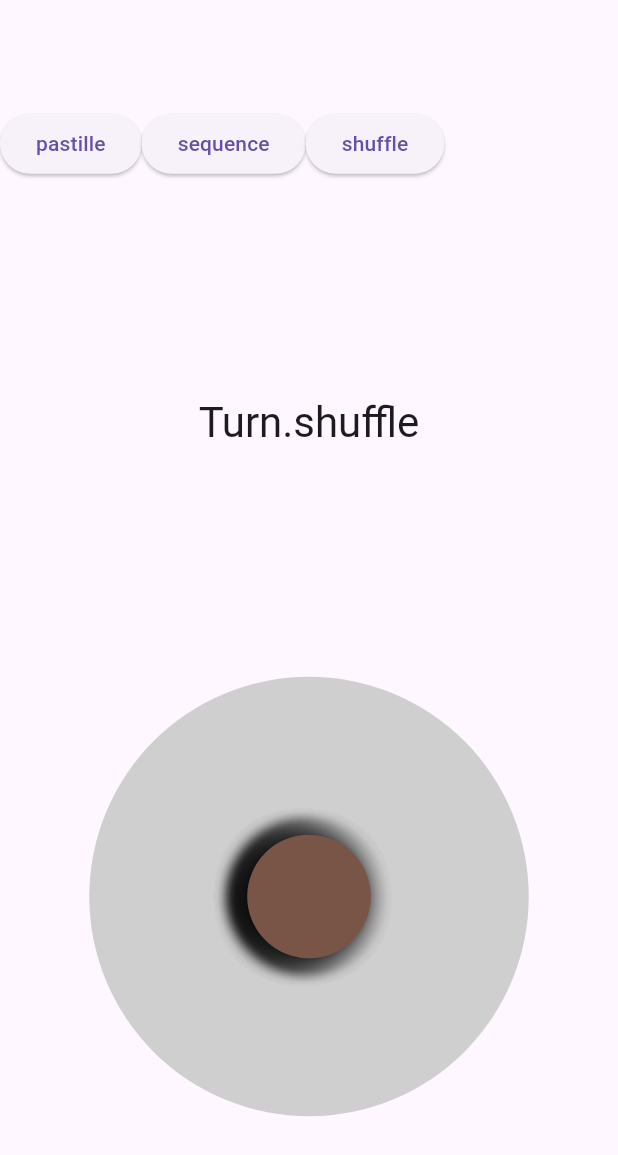
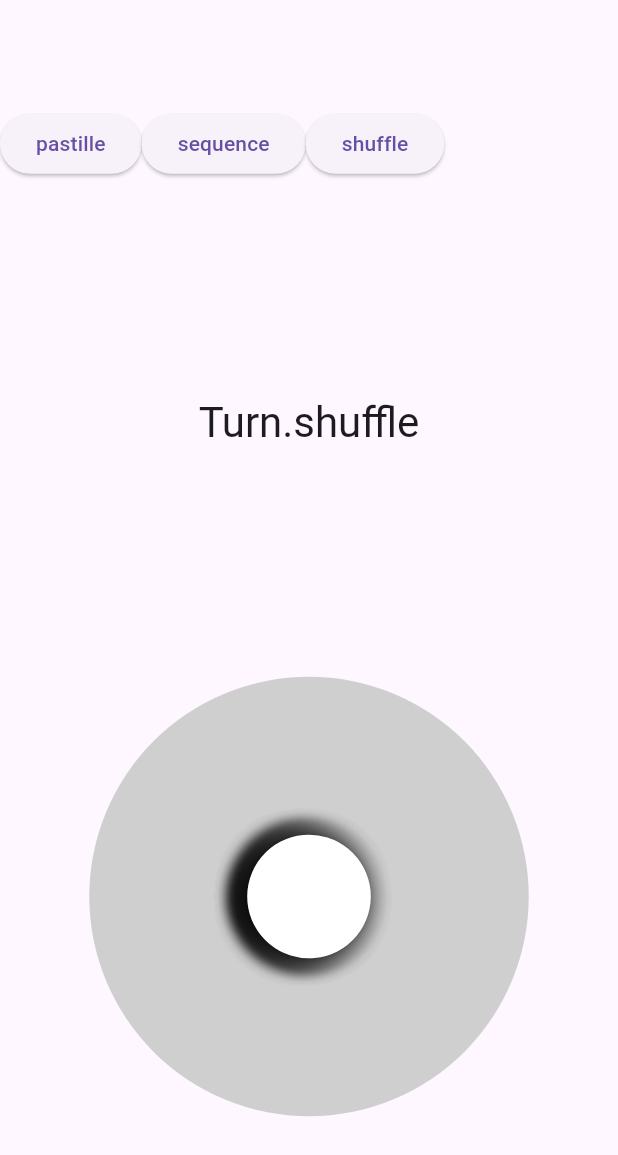
Before and after one commit to gillesbonnetpro/RollOverSimon, a Flutter app: the screen it shows after launch, after a tap on "pastille", after a tap on "shuffle", on a phone screen of 412 x 824 dp. Shown: the top 1155 px of the screen. Run offline on Flutter 3.47's test engine with Material 3 defaults, Android fonts, the phone set to English and light mode, and no system bars; our stand-ins replace rxdart.

Commit message:
pastille shuffle white

```diff
--- a/roll_over_simon/lib/pastille.dart
+++ b/roll_over_simon/lib/pastille.dart
@@ -5,22 +5,24 @@
 import 'package:roll_over_simon/referee.dart';
 
 class Pastille extends StatefulWidget {
-  const Pastille({super.key, required this.id, required this.color});
+  const Pastille(
+      {super.key, required this.id, required this.color, this.listRank});
   final int id;
   final MaterialColor color;
+  final int? listRank;
 
   @override
   State<Pastille> createState() => _PastilleState();
 }
 
 class _PastilleState extends State<Pastille> {
-  late double id;
+  late int listRank;
   bool highlight = false;
   double pi2 = math.pi * 2;
 
   @override
   void initState() {
-    id = widget.id / 10;
+    listRank = widget.listRank ?? widget.id;
     super.initState();
   }
 
@@ -41,7 +43,7 @@
           builder: (BuildContext context, int pastValue, child) {
             // print('rebuild past');
             double portion = pi2 / pastValue;
-            double angle = portion * widget.id;
+            double angle = portion * listRank;
             return ValueListenableBuilder<Turn>(
                 valueListenable: turnNotifier,
                 builder: (BuildContext context, Turn turnValue, child) {
@@ -56,13 +58,16 @@
                         valueListenable: sequenceNotifier,
                         builder: (BuildContext context, int? seqValue, child) {
                           // print('rebuild seq');
-                          return Container(
+                          return AnimatedContainer(
+                              duration: const Duration(seconds: 1),
                               height: MediaQuery.of(context).size.shortestSide /
                                   pastValue,
                               width: MediaQuery.of(context).size.shortestSide /
                                   pastValue,
                               decoration: BoxDecoration(
-                                color: widget.color,
+                                color: turnValue == Turn.shuffle
+                                    ? Colors.white
+                                    : widget.color,
                                 shape: BoxShape.circle,
                                 boxShadow: seqValue == widget.id || highlight
                                     ? [
```
